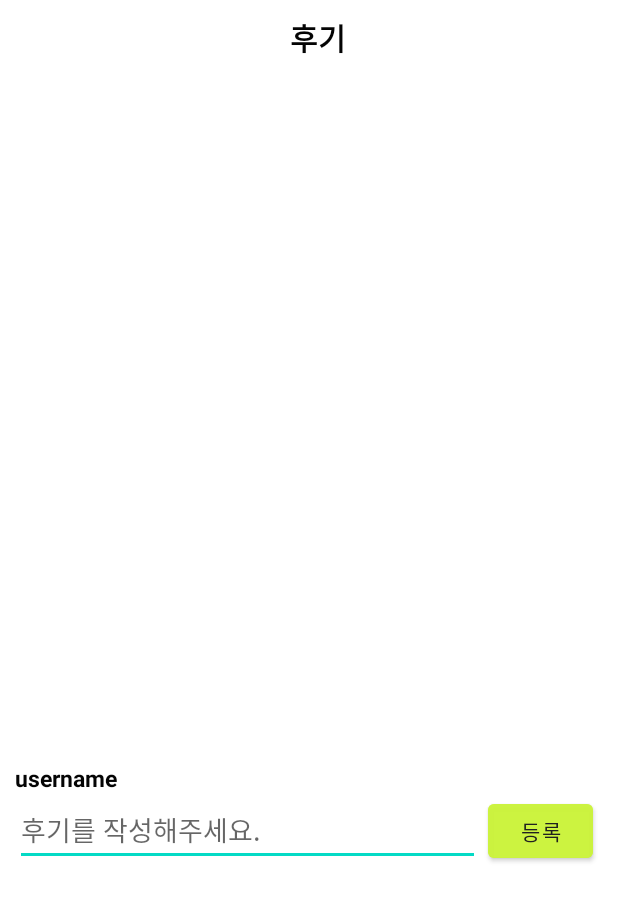
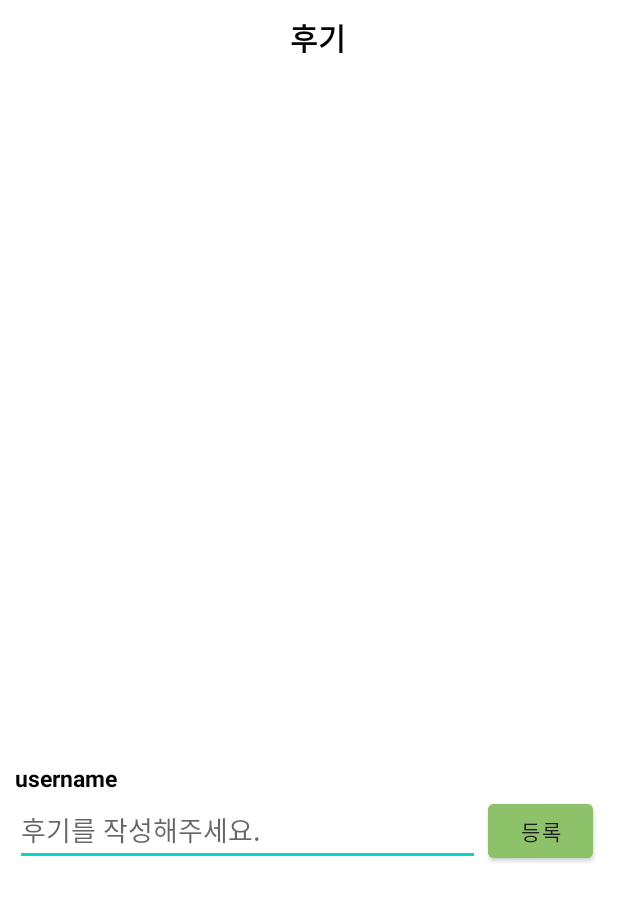
Before and after one commit to YRim99/TeenGu, an Android app: the layout activity_review2.xml on its own in the app's theme, with its tools: preview values and no code run, on a phone screen of 412 x 824 dp. Shown: the top 901 px of the screen. Run offline under Robolectric (Android 15) with nearby library versions, the phone set to English and light mode, and no system bars.

Commit message:
수정중

```diff
--- a/app/src/main/AndroidManifest.xml
+++ b/app/src/main/AndroidManifest.xml
@@ -27,7 +27,8 @@
         <activity
             android:name=".reviewActivity"
             android:exported="true"
-            android:parentActivityName=".MapsActivity"/>
+            android:parentActivityName=".MapsActivity"
+            android:windowSoftInputMode="stateHidden|adjustUnspecified|adjustPan" />
         <!--
              The API key for Google Maps-based APIs is defined as a string resource.
              (See the file "res/values/google_maps_api.xml").
--- a/app/src/main/res/layout/activity_review2.xml
+++ b/app/src/main/res/layout/activity_review2.xml
@@ -80,7 +80,7 @@
             android:layout_marginStart="5dp"
             android:layout_marginRight="10dp"
             android:textColor="#202020"
-            android:backgroundTint="#D2CBF33B"
+            android:backgroundTint="@color/loading_color"
             android:text="등록" />
 
     </LinearLayout>
```
Also changed, not shown: app/src/main/res/values/themes.xml (+13 -2 lines).
